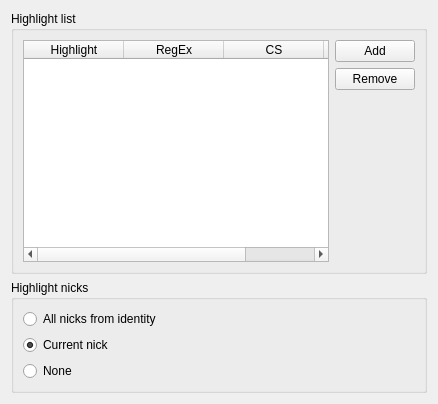
quassel/quassel, file src/qtui/settingspages/highlightsettingspage.ui: the form before one commit.
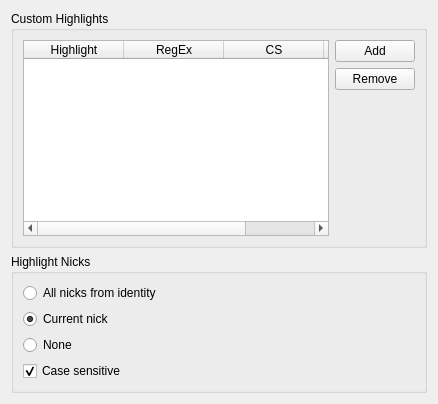
The form after the commit.

The edit to the form file:
```diff
--- a/src/qtui/settingspages/highlightsettingspage.ui
+++ b/src/qtui/settingspages/highlightsettingspage.ui
@@ -16,7 +16,7 @@
    <item>
     <widget class="QGroupBox" name="groupBox" >
      <property name="title" >
-      <string>Highlight list</string>
+      <string>Custom Highlights</string>
      </property>
      <layout class="QGridLayout" >
       <item rowspan="3" row="0" column="0" >
@@ -82,7 +82,7 @@
    <item>
     <widget class="QGroupBox" name="groupBox_2" >
      <property name="title" >
-      <string>Highlight nicks</string>
+      <string>Highlight Nicks</string>
      </property>
      <layout class="QVBoxLayout" >
       <item>
@@ -109,6 +109,16 @@
         </property>
        </widget>
       </item>
+      <item>
+       <widget class="QCheckBox" name="nicksCaseSensitive" >
+        <property name="text" >
+         <string>Case sensitive</string>
+        </property>
+        <property name="checked" >
+         <bool>true</bool>
+        </property>
+       </widget>
+      </item>
      </layout>
     </widget>
    </item>
```
Left out of the diff: 23 changed lines with no effect on the pictures.
